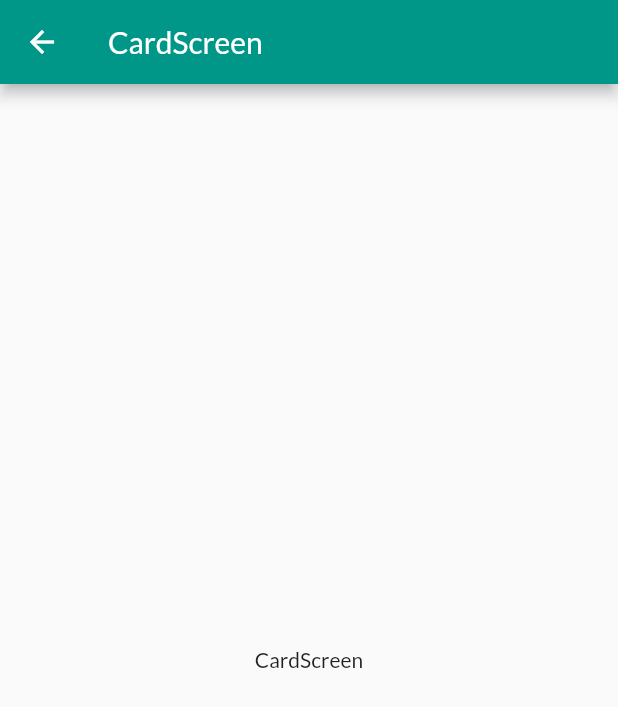
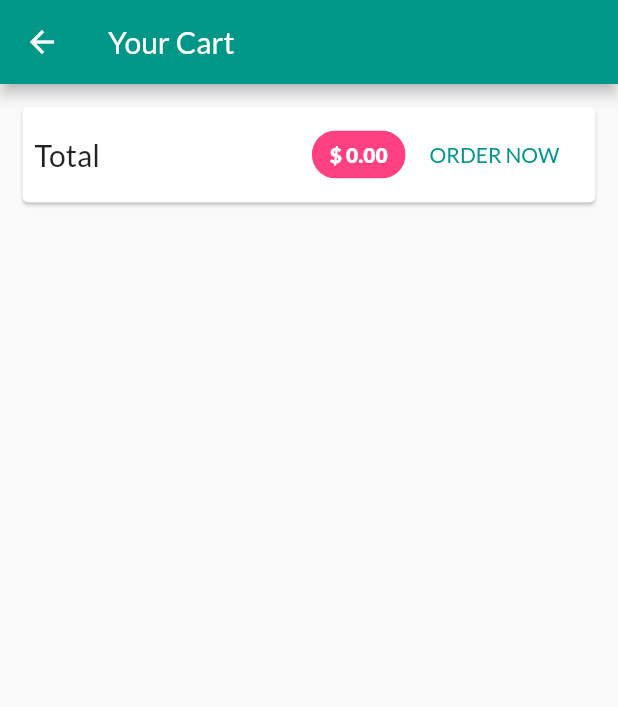
Before and after one commit to Ahmed-Mohmmed-Yousef/flutter_real_shop, a Flutter app: the CardScreen screen opened by its route, on a phone screen of 412 x 824 dp. Shown: the top 707 px of the screen. Run offline on Flutter 3.47's test engine with Material 2 defaults, Android fonts, the phone set to English and light mode, and no system bars; our stand-ins replace google_fonts, shared_preferences; accounts and stored records are empty.

Commit message:
CarScreen

```diff
--- a/lib/main.dart
+++ b/lib/main.dart
@@ -33,7 +33,7 @@ void main()  {
         create: (_) => Orders(),
         update: (ctx, authValue, previousOrders) => previousOrders..getData(
           authValue.token,
-          previousOrders.userId,
+          authValue.userId,
           previousOrders.orders ?? [],
         ),
       ),
--- a/lib/providers/orders.dart
+++ b/lib/providers/orders.dart
@@ -79,7 +79,7 @@ class Orders with ChangeNotifier {
         url,
         body: json.encode({
           'amount': total,
-          'dateTime': timeStamp,
+          'dateTime': timeStamp.toIso8601String(),
           'products': cartroducts
               .map((cp) => {
                     'id': cp.id,
--- a/lib/screen/cart_screen.dart
+++ b/lib/screen/cart_screen.dart
@@ -1,12 +1,98 @@
 import 'package:flutter/material.dart';
+import 'package:flutter_app/providers/cart.dart' show Cart hide CartItem;
+import 'package:flutter_app/providers/orders.dart';
+import 'package:flutter_app/widget/cart_item.dart';
+import 'package:provider/provider.dart';
 
 class CardScreen extends StatelessWidget {
   static const routeName = '/CardScreen';
   @override
   Widget build(BuildContext context) {
+    final cart = Provider.of<Cart>(context);
+    final cartItems = cart.items.values.toList();
     return Scaffold(
-      appBar: AppBar(title: Text('CardScreen')),
-      body: Center(child: Text('CardScreen'),),
+      appBar: AppBar(title: Text('Your Cart')),
+      body: Column(
+        children: [
+          Card(
+            margin: EdgeInsets.all(15),
+            child: Padding(
+              padding: EdgeInsets.all(8),
+              child: Row(
+                mainAxisAlignment: MainAxisAlignment.center,
+                children: [
+                  Text(
+                    'Total',
+                    style: TextStyle(fontSize: 20),
+                  ),
+                  Spacer(),
+                  Chip(
+                    label: Text(
+                      '\$ ${cart.totalAmount.toStringAsFixed(2)}',
+                      style: TextStyle(
+                          color: Theme.of(context)
+                              .primaryTextTheme
+                              .headline6
+                              .color,
+                          fontWeight: FontWeight.w900),
+                    ),
+                    backgroundColor: Theme.of(context).accentColor,
+                  ),
+                  OrderButton(cart: cart),
+                ],
+              ),
+            ),
+          ),
+          SizedBox(height: 10),
+          Expanded(
+            child: ListView.builder(
+              itemCount: cart.items.length,
+              itemBuilder: (BuildContext context, int index) => CartItem(
+                cartItems[index].id,
+                cart.items.keys.toList()[index],
+                cartItems[index].price,
+                cartItems[index].quntity,
+                cartItems[index].title,
+              ),
+            ),
+          )
+        ],
+      ),
     );
   }
 }
+
+class OrderButton extends StatefulWidget {
+  final Cart cart;
+  const OrderButton({
+    @required this.cart,
+  });
+
+  @override
+  _OrderButtonState createState() => _OrderButtonState();
+}
+
+class _OrderButtonState extends State<OrderButton> {
+  bool _isLoading = false;
+
+  @override
+  Widget build(BuildContext context) {
+    return FlatButton(
+      child: _isLoading ? CircularProgressIndicator() : Text('ORDER NOW'),
+      textColor: Theme.of(context).primaryColor,
+      onPressed: (widget.cart.totalAmount <= 0 || _isLoading)
+          ? null
+          : () async {
+              setState(() {
+                _isLoading = true;
+              });
+              await Provider.of<Orders>(context, listen: false).addOrder(
+                  widget.cart.items.values.toList(), widget.cart.totalAmount);
+              setState(() {
+                _isLoading = false;
+              });
+              widget.cart.clear();
+            },
+    );
+  }
+}
```
Also changed, not shown: lib/providers/products.dart (+33 -32 lines), lib/widget/cart_item.dart (+80 -0 lines).
